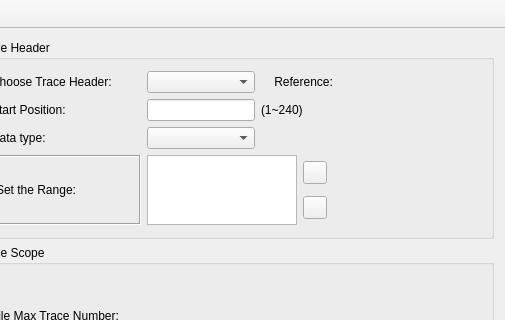
First picture: the form in mainwindow.ui, repository xtfllbl/Convert, before the edit; both pictures show x 493 to 998 and y 0 to 320 of the 998 by 782 pixel window.
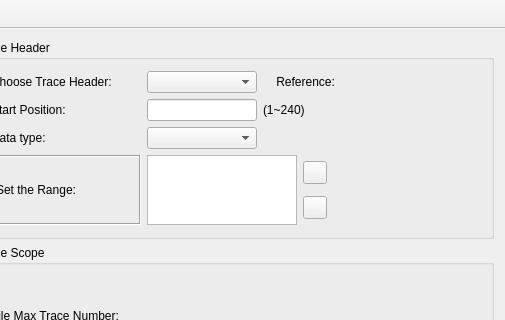
Second picture: the form after the edit. Icons and pictures are not drawn.

```diff
--- a/mainwindow.ui
+++ b/mainwindow.ui
@@ -673,7 +673,14 @@
             </widget>
            </item>
            <item row="0" column="1">
-            <widget class="QComboBox" name="combo240"/>
+            <widget class="QComboBox" name="combo240">
+             <property name="sizeAdjustPolicy">
+              <enum>QComboBox::AdjustToMinimumContentsLength</enum>
+             </property>
+             <property name="minimumContentsLength">
+              <number>10</number>
+             </property>
+            </widget>
            </item>
            <item row="0" column="2">
             <widget class="QLabel" name="label_10">
```
